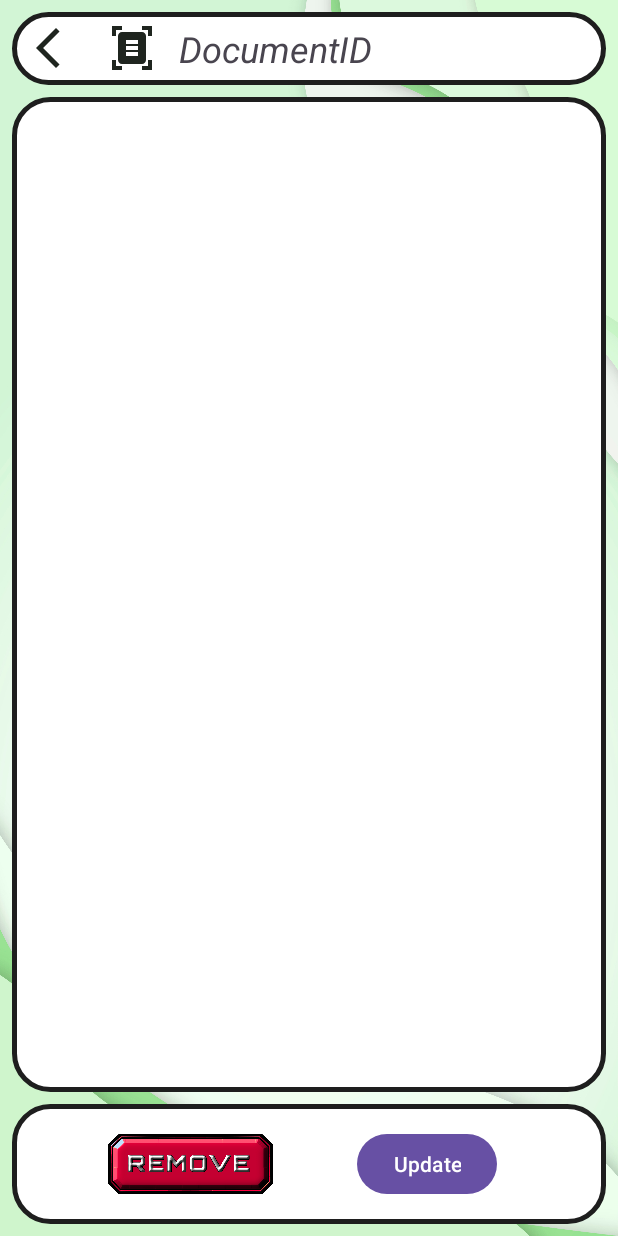
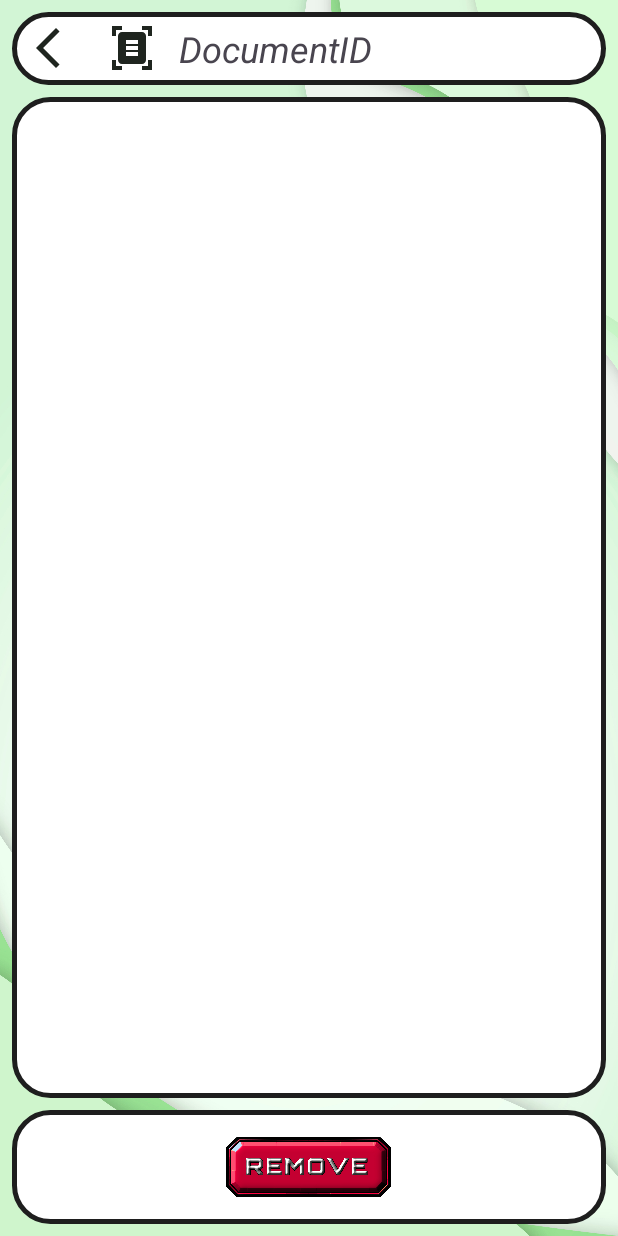
Before and after one commit to Dan-Koyuki/AndroidKotlin-AtlasMobilizer, an Android app: the DetailsActivity screen opened directly, with no data from a screen before it, on a phone screen of 412 x 824 dp. Run offline under Robolectric (Android 15) with nearby library versions, the light colour scheme and no system bars; our stand-ins replace Firebase (no records; nobody signed in at launch, a user with empty details on screens opened directly), Volley; network calls fail.

Commit message:
deleting coming soon button

```diff
--- a/app/src/main/java/com/assignment/mondrodb/documentComponent/DetailsActivity.kt
+++ b/app/src/main/java/com/assignment/mondrodb/documentComponent/DetailsActivity.kt
@@ -140,7 +140,7 @@ class DetailsActivity : AppCompatActivity() {
                 }
 
                 // Handle success response
-                if (response.contains("Database Removed!")) {
+                if (response.contains("Document Removed!")) {
                     Toast.makeText(this@DetailsActivity, "Removed!!", Toast.LENGTH_SHORT).show()
                 } else {
                     Toast.makeText(this@DetailsActivity, "Unexpected Response,Try Again Later!", Toast.LENGTH_SHORT).show()
@@ -170,10 +170,10 @@ class DetailsActivity : AppCompatActivity() {
         }
 
         //Update Button
-        val updateBtn = findViewById<Button>(R.id.btnUpdate)
-        updateBtn.setOnClickListener {
-            Toast.makeText(this@DetailsActivity, "Coming Soon!", Toast.LENGTH_SHORT).show()
-        }
+//        val updateBtn = findViewById<Button>(R.id.btnUpdate)
+//        updateBtn.setOnClickListener {
+//            Toast.makeText(this@DetailsActivity, "Coming Soon!", Toast.LENGTH_SHORT).show()
+//        }
     }
 
 }
--- a/app/src/main/java/com/assignment/mondrodb/mainApp/CollectionActivity.kt
+++ b/app/src/main/java/com/assignment/mondrodb/mainApp/CollectionActivity.kt
@@ -110,6 +110,12 @@ class CollectionActivity : DashboardSettings(), APIAdapter.MyClickListener {
             val collectionsname = collectionname.text.toString()
             remove(collectionsname)
         }
+
+        //help button
+//        val help = findViewById<ImageView>(R.id.ivHelpCollection)
+//        help.setOnClickListener {
+//            Toast.makeText(this, "Coming Soon", Toast.LENGTH_SHORT).show()
+//        }
 
     }
 
--- a/app/src/main/java/com/assignment/mondrodb/mainApp/DatabaseActivity.kt
+++ b/app/src/main/java/com/assignment/mondrodb/mainApp/DatabaseActivity.kt
@@ -111,6 +111,12 @@ class DatabaseActivity : DashboardSettings(), APIAdapter.MyClickListener {
             val dbname = databasename.text.toString()
             remove(dbname)
         }
+
+        //help button
+//        val help = findViewById<ImageView>(R.id.databaseHelpButton)
+//        help.setOnClickListener {
+//            Toast.makeText(this, "Coming Soon", Toast.LENGTH_SHORT).show()
+//        }
 
     }
 
--- a/app/src/main/java/com/assignment/mondrodb/mainApp/DocumentActivity.kt
+++ b/app/src/main/java/com/assignment/mondrodb/mainApp/DocumentActivity.kt
@@ -91,6 +91,12 @@ class DocumentActivity : DashboardSettings(), APIAdapter.MyClickListener {
             startActivity(intent)
         }
 
+        //help button
+//        val help = findViewById<ImageView>(R.id.ivHelpDocument)
+//        help.setOnClickListener {
+//            Toast.makeText(this, "Coming Soon", Toast.LENGTH_SHORT).show()
+//        }
+
     }
 
     // get list of document id
--- a/app/src/main/java/com/assignment/mondrodb/mainApp/LandingViewActivity.kt
+++ b/app/src/main/java/com/assignment/mondrodb/mainApp/LandingViewActivity.kt
@@ -110,7 +110,7 @@ class LandingViewActivity : AppCompatActivity() {
 
         val privacy = findViewById<Button>(R.id.PrivacyPolicy)
         privacy.setOnClickListener {
-            openWebPage("https://www.termsfeed.com/live/0fa27eff-b5db-4a52-954c-492602e6209e")
+            openWebPage("https://dan-koyuki.github.io/Mobile-Native_Atlas-Mobilizer/")
         }
     }
 
--- a/app/src/main/res/layout/activity_details.xml
+++ b/app/src/main/res/layout/activity_details.xml
@@ -83,16 +83,16 @@
             android:id="@+id/tvRemoveDocumentBtn"
             android:layout_width="@dimen/btn_scale_w2"
             android:layout_height="@dimen/btn_scale_h2"
-            android:src="@drawable/btn_remove"
-            android:layout_marginEnd="48dp"/>
+            android:src="@drawable/btn_remove" />
+<!--            android:layout_marginEnd="48dp"/>-->
 
-        <Button
-            android:id="@+id/btnUpdate"
-            android:layout_width="wrap_content"
-            android:layout_height="wrap_content"
-            android:layout_margin="8dp"
-            android:text="Update"
-            android:layout_marginStart="48dp"/>
+<!--        <Button-->
+<!--            android:id="@+id/btnUpdate"-->
+<!--            android:layout_width="wrap_content"-->
+<!--            android:layout_height="wrap_content"-->
+<!--            android:layout_margin="8dp"-->
+<!--            android:text="Update"-->
+<!--            android:layout_marginStart="48dp"/>-->
 
     </LinearLayout>
 
```
Also changed, not shown: app/build.gradle.kts (+4 -3 lines), app/src/main/res/layout/activity_collection.xml (+8 -8 lines), app/src/main/res/layout/activity_database.xml (+7 -7 lines), app/src/main/res/layout/activity_document.xml (+7 -7 lines), 1 other file.
